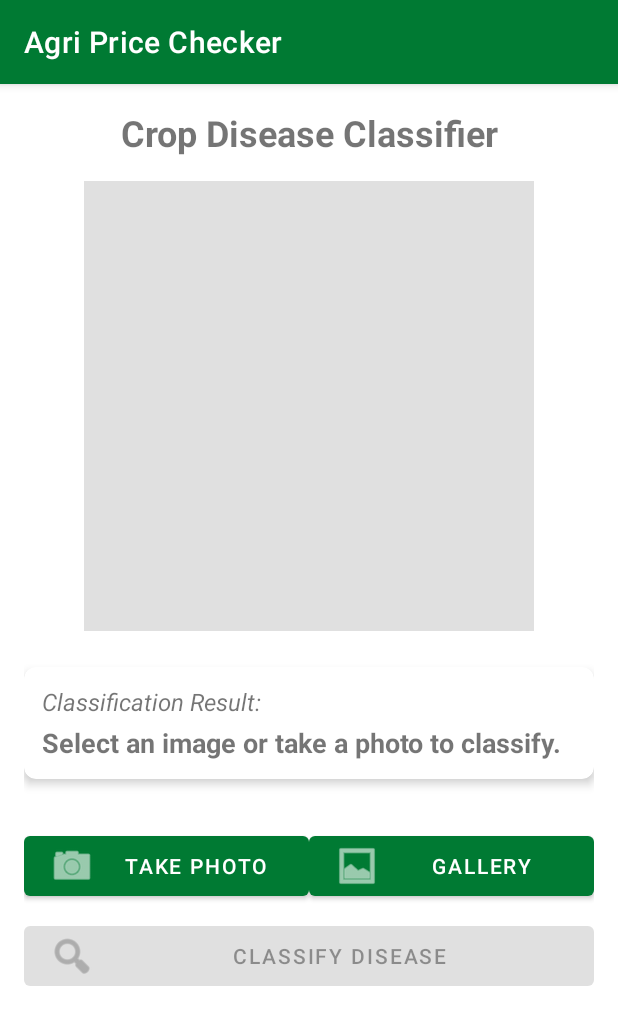
After one commit to SoumyaWilsongithub/AgriPriceChecker, an Android app: the CropDiseaseActivity screen opened directly, with no data from a screen before it, on a phone screen of 412 x 824 dp. The commit adds this screen. Shown: the top 1025 px of the screen. Run offline under Robolectric (Android 15) with nearby library versions, the phone set to English and light mode, and no system bars; libraries missing offline, so code that uses them is left out: org.tensorflow.lite; network calls fail; pictures from the network do not load; 1 statement that could not run was skipped.

Commit message:
Initial commit: Uploaded Agri Price Checker project

```diff
--- a/app/src/main/AndroidManifest.xml
+++ b/app/src/main/AndroidManifest.xml
@@ -6,6 +6,10 @@
     <uses-permission android:name="android.permission.INTERNET" />
     <uses-permission android:name="android.permission.ACCESS_FINE_LOCATION" />
     <uses-permission android:name="android.permission.ACCESS_COARSE_LOCATION" />
+    <uses-permission android:name="android.permission.READ_EXTERNAL_STORAGE" android:maxSdkVersion="32" />
+    <uses-permission android:name="android.permission.READ_MEDIA_IMAGES" />
+    <uses-permission android:name="android.permission.CAMERA" />
+    <uses-permission android:name="android.permission.WRITE_EXTERNAL_STORAGE" android:maxSdkVersion="28" />
 
     <application
         android:allowBackup="true"
@@ -38,6 +42,8 @@
         <activity android:name=".FertilizerActivity" />
         <activity android:name=".FertilizerDetailActivity"/>
         <activity android:name=".WeatherActivity" />
+        <activity android:name=".CropDiseaseActivity" />
+
 
 
     </application>
--- /dev/null
+++ b/app/src/main/java/com/example/agripricechecker/CropDiseaseActivity.java
@@ -0,0 +1,192 @@
+package com.example.agripricechecker;
+
+import android.content.Intent;
+import android.content.pm.PackageManager;
+import android.graphics.Bitmap;
+import android.graphics.BitmapFactory;
+import android.net.Uri;
+import android.os.Bundle;
+import android.provider.MediaStore;
+import android.util.Log;
+import android.widget.Button;
+import android.widget.ImageView;
+import android.widget.TextView;
+import android.widget.Toast;
+import androidx.activity.result.ActivityResultLauncher;
+import androidx.activity.result.contract.ActivityResultContracts;
+import androidx.appcompat.app.AppCompatActivity;
+import androidx.core.content.ContextCompat;
+
+import java.io.FileNotFoundException;
+import java.io.IOException;
+import java.io.InputStream;
+
+public class CropDiseaseActivity extends AppCompatActivity {
+
+    private static final String TAG = "CropDiseaseActivity";
+
+    private DiseaseClassifier classifier;
+    private ImageView imageView;
+    private TextView resultTextView;
+    private Button btnSelectImage, btnClassify, btnTakePhoto;
+
+    private Bitmap currentBitmap = null;
+
+    // 1. Gallery Launcher
+    private final ActivityResultLauncher<Intent> galleryLauncher = registerForActivityResult(
+            new ActivityResultContracts.StartActivityForResult(),
+            result -> {
+                if (result.getResultCode() == RESULT_OK && result.getData() != null) {
+                    Uri imageUri = result.getData().getData();
+                    processSelectedImage(imageUri);
+                } else {
+                    Toast.makeText(this, "Image selection cancelled.", Toast.LENGTH_SHORT).show();
+                }
+            }
+    );
+
+    // 2. Camera Launcher
+    private final ActivityResultLauncher<Intent> cameraLauncher = registerForActivityResult(
+            new ActivityResultContracts.StartActivityForResult(),
+            result -> {
+                if (result.getResultCode() == RESULT_OK) {
+                    // Camera Intent usually returns the Bitmap thumbnail in the 'data' extra
+                    Bundle extras = result.getData().getExtras();
+                    if (extras != null && extras.get("data") instanceof Bitmap) {
+                        Bitmap photo = (Bitmap) extras.get("data");
+                        processCapturedImage(photo);
+                    } else {
+                        Toast.makeText(this, "Failed to capture image data. Try gallery.", Toast.LENGTH_SHORT).show();
+                    }
+                }
+            }
+    );
+
+    // 3. Permission Launcher
+    private final ActivityResultLauncher<String> requestPermissionLauncher = registerForActivityResult(
+            new ActivityResultContracts.RequestPermission(),
+            isGranted -> {
+                if (isGranted) {
+                    launchCamera();
+                } else {
+                    Toast.makeText(this, "Camera permission is required to take photos.", Toast.LENGTH_LONG).show();
+                }
+            }
+    );
+
+
+    @Override
+    protected void onCreate(Bundle savedInstanceState) {
+        super.onCreate(savedInstanceState);
+        setContentView(R.layout.activity_crop_disease);
+
+        // Initialize the TFLite Classifier - This is the FIRST potential crash point
+        try {
+            classifier = new DiseaseClassifier(this);
+        } catch (IOException e) {
+            Toast.makeText(this, "FATAL: Model loading failed! See Logcat (Tag: DiseaseClassifier).", Toast.LENGTH_LONG).show();
+            Log.e(TAG, "App cannot run without model. Finishing activity.", e);
+            // Don't finish(), but disable the classify button instead
+            // if we can't classify, this activity is useless, so finishing is acceptable.
+            finish();
+            return;
+        }
+
+        imageView = findViewById(R.id.imageView);
+        resultTextView = findViewById(R.id.resultTextView);
+        btnSelectImage = findViewById(R.id.btnSelectImage);
+        btnClassify = findViewById(R.id.btnClassify);
+        btnTakePhoto = findViewById(R.id.btnTakePhoto);
+
+        // --- Click Listeners ---
+
+        // Gallery Button
+        btnSelectImage.setOnClickListener(v -> openGallery());
+
+        // Camera Button
+        btnTakePhoto.setOnClickListener(v -> checkCameraPermissionAndLaunch());
+
+        // Classify Button - This is the SECOND potential crash point
+        btnClassify.setOnClickListener(v -> {
+            if (currentBitmap != null && classifier != null) {
+                resultTextView.setText("Classifying...");
+
+                // Perform classification on a background thread in a real app,
+                // but for a simple example, we run it directly.
+                String result = classifier.classify(currentBitmap);
+
+                resultTextView.setText(result);
+            } else {
+                Toast.makeText(this, "Please select or take a photo first.", Toast.LENGTH_SHORT).show();
+            }
+        });
+    }
+
+    // --- Camera/Permission Methods ---
+    private void checkCameraPermissionAndLaunch() {
+        if (ContextCompat.checkSelfPermission(this, android.Manifest.permission.CAMERA) == PackageManager.PERMISSION_GRANTED) {
+            launchCamera();
+        } else {
+            requestPermissionLauncher.launch(android.Manifest.permission.CAMERA);
+        }
+    }
+
+    private void launchCamera() {
+        Intent takePictureIntent = new Intent(MediaStore.ACTION_IMAGE_CAPTURE);
+        if (takePictureIntent.resolveActivity(getPackageManager()) != null) {
+            cameraLauncher.launch(takePictureIntent);
+        } else {
+            Toast.makeText(this, "No camera app found on device.", Toast.LENGTH_SHORT).show();
+        }
+    }
+
+    private void processCapturedImage(Bitmap photo) {
+        if (photo != null) {
+            currentBitmap = photo;
+            imageView.setImageBitmap(currentBitmap);
+            btnClassify.setEnabled(true);
+            resultTextView.setText("Photo captured. Ready to classify.");
+        }
+    }
+
+    // --- Gallery/Image Selection Methods ---
+    private void openGallery() {
+        Intent intent = new Intent(Intent.ACTION_PICK, MediaStore.Images.Media.EXTERNAL_CONTENT_URI);
+        galleryLauncher.launch(intent);
+    }
+
+    private void processSelectedImage(Uri imageUri) {
+        try {
+            InputStream imageStream = getContentResolver().openInputStream(imageUri);
+            Bitmap selectedBitmap = BitmapFactory.decodeStream(imageStream);
+
+            if (selectedBitmap != null) {
+                // Resize the image to fit the ImageView better and save memory
+                // Note: The ImageProcessor handles the model's required resize
+                // This is only for the ImageView preview
+                currentBitmap = selectedBitmap;
+                imageView.setImageBitmap(currentBitmap);
+                btnClassify.setEnabled(true);
+                resultTextView.setText("Image selected. Ready to classify.");
+            } else {
+                Toast.makeText(this, "Could not decode image.", Toast.LENGTH_SHORT).show();
+            }
+        } catch (FileNotFoundException e) {
+            Log.e(TAG, "Error processing image URI", e);
+            Toast.makeText(this, "File not found.", Toast.LENGTH_SHORT).show();
+        }
+    }
+
+    // --- Clean up ---
+    @Override
+    protected void onDestroy() {
+        super.onDestroy();
+        if (classifier != null) {
+            classifier.close();
+        }
+        if (currentBitmap != null) {
+            currentBitmap.recycle();
+            currentBitmap = null;
+        }
+    }
+}
--- /dev/null
+++ b/app/src/main/java/com/example/agripricechecker/DiseaseClassifier.java
@@ -0,0 +1,148 @@
+package com.example.agripricechecker;
+
+import android.content.Context;
+import android.graphics.Bitmap;
+import android.util.Log;
+
+import org.tensorflow.lite.DataType;
+import org.tensorflow.lite.Interpreter;
+import org.tensorflow.lite.support.common.FileUtil;
+import org.tensorflow.lite.support.common.TensorProcessor;
+import org.tensorflow.lite.support.image.ImageProcessor;
+import org.tensorflow.lite.support.image.TensorImage;
+import org.tensorflow.lite.support.image.ops.ResizeOp;
+import org.tensorflow.lite.support.image.ops.ResizeOp.ResizeMethod;
+import org.tensorflow.lite.support.tensorbuffer.TensorBuffer;
+
+import java.io.BufferedReader;
+import java.io.IOException;
+import java.io.InputStreamReader;
+import java.nio.ByteBuffer;
+import java.util.ArrayList;
+import java.util.List;
+import java.util.PriorityQueue;
+
+public class DiseaseClassifier {
+
+    private static final String TAG = "DiseaseClassifier";
+    private static final String MODEL_FILE = "crop_disease.tflite";
+    private static final String LABEL_FILE = "labels.txt";
+
+    // --- Configuration based on typical MobileNetV2/EfficientNet Models ---
+    private static final int INPUT_SIZE = 224; // Check your model's expected input size
+    // Assuming the model is non-quantized (FLOAT32) and requires normalization.
+    // If your model is QUANTIZED, change this to UINT8 and remove the NormalizeOp.
+    private static final DataType INPUT_DATA_TYPE = DataType.FLOAT32;
+
+    // Output data type is usually FLOAT32
+    private static final DataType OUTPUT_DATA_TYPE = DataType.FLOAT32;
+
+    private Interpreter tflite;
+    private List<String> labels;
+    private ImageProcessor imageProcessor;
+    private TensorBuffer outputBuffer;
+
+    public DiseaseClassifier(Context context) throws IOException {
+        // 1. Load Labels
+        labels = loadLabelList(context);
+        int numClasses = labels.size();
+
+        // 2. Load Model and Interpreter
+        try {
+            ByteBuffer modelBuffer = FileUtil.loadMappedFile(context, MODEL_FILE);
+            tflite = new Interpreter(modelBuffer, new Interpreter.Options());
+        } catch (Exception e) {
+            // CRITICAL: Log the error if the model fails to load
+            Log.e(TAG, "FATAL: Failed to initialize TFLite model from assets/" + MODEL_FILE, e);
+            throw new IOException("Failed to initialize TFLite: " + e.getMessage(), e);
+        }
+
+        // 3. Setup Input and Output Structures
+        // Input: [1, INPUT_SIZE, INPUT_SIZE, 3]
+        // Output: [1, numClasses] (Adjust based on your model's output)
+        outputBuffer = TensorBuffer.createFixedSize(new int[]{1, numClasses}, OUTPUT_DATA_TYPE);
+
+        // 4. Setup Image Processor (Preprocessing)
+        imageProcessor = new ImageProcessor.Builder()
+                // Resize the image to match the model's expected input size
+                .add(new ResizeOp(INPUT_SIZE, INPUT_SIZE, ResizeMethod.BILINEAR))
+                // CRITICAL FOR FLOAT MODELS: Normalize the pixel values from 0-255 to 0.0-1.0
+                // If your model is UINT8 (quantized), you MUST remove this line.
+                // .add(new NormalizeOp(0f, 255f)) // Example: For MobileNetV2, 0 mean, 255 std dev
+                .build();
+    }
+
+    // --- Classification Method ---
+
+    public String classify(Bitmap inputImage) {
+        if (tflite == null) {
+            return "Error: Model not initialized.";
+        }
+
+        // 1. Convert Bitmap to TensorImage
+        TensorImage tensorImage = new TensorImage(INPUT_DATA_TYPE);
+        tensorImage.load(inputImage);
+
+        // 2. Preprocess the image using the processor
+        TensorImage processedImage = imageProcessor.process(tensorImage);
+
+        // 3. Run Inference
+        try {
+            tflite.run(processedImage.getBuffer(), outputBuffer.getBuffer());
+        } catch (Exception e) {
+            // CRITICAL: Log the error if inference fails (usually due to shape/type mismatch)
+            Log.e(TAG, "FATAL: TFLite inference failed! Check input/output buffers.", e);
+            return "Classification Failed: Check Logcat for details (Tag: DiseaseClassifier)";
+        }
+
+
+        // 4. Process Output (Post-processing)
+        TensorProcessor probabilityProcessor = new TensorProcessor.Builder().build();
+        float[] probabilities = probabilityProcessor.process(outputBuffer).getFloatArray();
+
+        // 5. Find the top result
+        PriorityQueue<Result> topK = new PriorityQueue<>(1, (r1, r2) -> Float.compare(r2.confidence, r1.confidence));
+
+        for (int i = 0; i < probabilities.length; i++) {
+            topK.add(new Result(labels.get(i), probabilities[i]));
+        }
+
+        Result topResult = topK.poll();
+        if (topResult != null) {
+            return String.format("%s (%.2f%%)", topResult.label, topResult.confidence * 100);
+        } else {
+            return "No classification result found.";
+        }
+    }
+
+    // --- Helper Methods ---
+
+    private List<String> loadLabelList(Context context) throws IOException {
+        List<String> labelList = new ArrayList<>();
+        try (BufferedReader reader = new BufferedReader(new InputStreamReader(context.getAssets().open(LABEL_FILE)))) {
+            String line;
+            while ((line = reader.readLine()) != null) {
+                labelList.add(line);
+            }
+        }
+        return labelList;
+    }
+
+    public void close() {
+        if (tflite != null) {
+            tflite.close();
+            tflite = null;
+        }
+    }
+
+    // --- Simple Result Class ---
+    private static class Result {
+        public final String label;
+        public final float confidence;
+
+        public Result(String label, float confidence) {
+            this.label = label;
+            this.confidence = confidence;
+        }
+    }
+}
--- a/app/src/main/java/com/example/agripricechecker/MainActivity.java
+++ b/app/src/main/java/com/example/agripricechecker/MainActivity.java
@@ -29,7 +29,7 @@ public class MainActivity extends AppCompatActivity {
         btnTip = findViewById(R.id.btnTip);
         btnNews = findViewById(R.id.btnNews);
         btnWeather = findViewById(R.id.btnWeather);
-        btnDisease = findViewById(R.id.btnDisease);
+        btnDisease = findViewById(R.id.btnDisease); // Initialized
 
         // Button click listeners
         btnFetchPrice.setOnClickListener(v -> startActivity(new Intent(MainActivity.this, FetchPriceActivity.class)));
@@ -42,7 +42,8 @@ public class MainActivity extends AppCompatActivity {
 
         btnWeather.setOnClickListener(v -> startActivity(new Intent(MainActivity.this, WeatherActivity.class)));
 
-       // btnDisease.setOnClickListener(v -> startActivity(new Intent(MainActivity.this, CropDiseaseActivity.class)));
+        // 🟢 UPDATED: Click listener to launch the new CropDiseaseActivity
+        btnDisease.setOnClickListener(v -> startActivity(new Intent(MainActivity.this, CropDiseaseActivity.class)));
     }
 
     @Override
--- /dev/null
+++ b/app/src/main/res/layout/activity_crop_disease.xml
@@ -0,0 +1,113 @@
+<?xml version="1.0" encoding="utf-8"?>
+<androidx.constraintlayout.widget.ConstraintLayout
+    xmlns:android="http://schemas.android.com/apk/res/android"
+    xmlns:app="http://schemas.android.com/apk/res-auto"
+    xmlns:tools="http://schemas.android.com/tools"
+    android:layout_width="match_parent"
+    android:layout_height="match_parent"
+    android:padding="16dp"
+    tools:context=".CropDiseaseActivity">
+
+    <TextView
+        android:id="@+id/titleTextView"
+        android:layout_width="0dp"
+        android:layout_height="wrap_content"
+        android:text="Crop Disease Classifier"
+        android:textSize="24sp"
+        android:textStyle="bold"
+        android:gravity="center"
+        app:layout_constraintTop_toTopOf="parent"
+        app:layout_constraintStart_toStartOf="parent"
+        app:layout_constraintEnd_toEndOf="parent" />
+
+    <ImageView
+        android:id="@+id/imageView"
+        android:layout_width="0dp"
+        android:layout_height="0dp"
+        android:layout_marginTop="16dp"
+        android:background="#E0E0E0"
+        android:scaleType="centerCrop"
+        android:contentDescription="@string/image_to_classify"
+        app:layout_constraintTop_toBottomOf="@id/titleTextView"
+        app:layout_constraintStart_toStartOf="parent"
+        app:layout_constraintEnd_toEndOf="parent"
+        app:layout_constraintDimensionRatio="1:1"
+        app:layout_constraintHeight_max="300dp"
+        app:layout_constraintWidth_max="300dp"
+        app:layout_constraintBottom_toTopOf="@id/resultCard"
+        app:layout_constraintVertical_bias="0.0"
+        tools:src="@drawable/ic_launcher_background" />
+
+    <androidx.cardview.widget.CardView
+        android:id="@+id/resultCard"
+        android:layout_width="0dp"
+        android:layout_height="wrap_content"
+        android:layout_marginTop="24dp"
+        app:cardCornerRadius="8dp"
+        app:cardElevation="4dp"
+        app:contentPadding="12dp"
+        app:layout_constraintTop_toBottomOf="@id/imageView"
+        app:layout_constraintStart_toStartOf="parent"
+        app:layout_constraintEnd_toEndOf="parent"
+        >
+
+        <LinearLayout
+            android:layout_width="match_parent"
+            android:layout_height="wrap_content"
+            android:orientation="vertical">
+
+            <TextView
+                android:layout_width="wrap_content"
+                android:layout_height="wrap_content"
+                android:text="Classification Result:"
+                android:textStyle="italic"
+                android:textSize="16sp"/>
+
+            <TextView
+                android:id="@+id/resultTextView"
+                android:layout_width="wrap_content"
+                android:layout_height="wrap_content"
+                android:text="Select an image or take a photo to classify."
+                android:textSize="18sp"
+                android:textStyle="bold"
+                android:layout_marginTop="4dp"
+                tools:text="Result: Healthy Crop (98.5%)" />
+        </LinearLayout>
+
+    </androidx.cardview.widget.CardView>
+
+    <Button
+        android:id="@+id/btnTakePhoto"
+        android:layout_width="0dp"
+        android:layout_height="wrap_content"
+        android:layout_marginTop="32dp"
+        android:text="Take Photo"
+        app:icon="@android:drawable/ic_menu_camera"
+        app:layout_constraintEnd_toStartOf="@id/btnSelectImage"
+        app:layout_constraintHorizontal_chainStyle="spread"
+        app:layout_constraintStart_toStartOf="parent"
+        app:layout_constraintTop_toBottomOf="@id/resultCard" />
+
+    <Button
+        android:id="@+id/btnSelectImage"
+        android:layout_width="0dp"
+        android:layout_height="wrap_content"
+        android:text="Gallery"
+        app:icon="@android:drawable/ic_menu_gallery"
+        app:layout_constraintEnd_toEndOf="parent"
+        app:layout_constraintStart_toEndOf="@id/btnTakePhoto"
+        app:layout_constraintTop_toTopOf="@id/btnTakePhoto" />
+
+    <Button
+        android:id="@+id/btnClassify"
+        android:layout_width="0dp"
+        android:layout_height="wrap_content"
+        android:layout_marginTop="8dp"
+        android:text="Classify Disease"
+        android:enabled="false"
+        app:icon="@android:drawable/ic_menu_search"
+        app:layout_constraintEnd_toEndOf="parent"
+        app:layout_constraintStart_toStartOf="parent"
+        app:layout_constraintTop_toBottomOf="@id/btnTakePhoto" />
+
+</androidx.constraintlayout.widget.ConstraintLayout>
--- a/app/src/main/res/values/strings.xml
+++ b/app/src/main/res/values/strings.xml
@@ -15,5 +15,5 @@
         <string name="enter_crop_name">Enter crop name first</string>
         <string name="app_name">Agri Price Checker</string>
         <string name="select_crop_prompt">Select Crop</string>
-
+        <string name="image_to_classify">Image to be classified for crop disease</string>
 </resources>
```
Also changed, not shown: app/build.gradle (+16 -1 lines), 446 other files.
